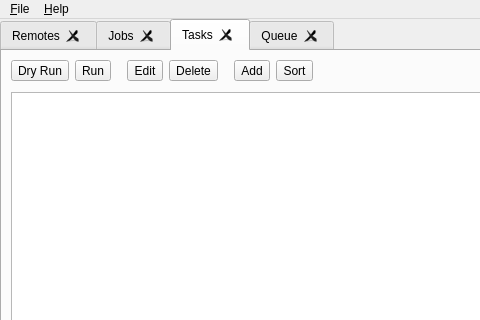
Old version of the form src/main_window.ui in the repository holazt/RcloneBrowser; both pictures show x 0 to 480 and y 0 to 320 of the 696 by 411 pixel window.
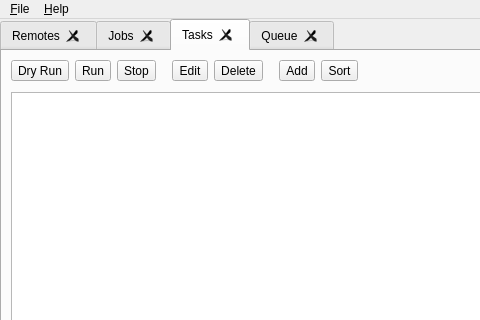
New version of the form. The open tabs and pages were chosen to show the change.

Patch:
```diff
--- a/src/main_window.ui
+++ b/src/main_window.ui
@@ -305,6 +305,19 @@
             </property>
            </widget>
           </item>
+          <item>
+           <widget class="QToolButton" name="buttonStop">
+            <property name="toolTip">
+             <string>&lt;html&gt;&lt;head/&gt;&lt;body&gt;&lt;p&gt;&lt;span style=&quot; font-size:13pt;&quot;&gt;Stop all selected tasks&lt;/span&gt;&lt;/p&gt;&lt;/body&gt;&lt;/html&gt;</string>
+            </property>
+            <property name="text">
+             <string>Stop</string>
+            </property>
+            <property name="toolButtonStyle">
+             <enum>Qt::ToolButtonTextUnderIcon</enum>
+            </property>
+           </widget>
+          </item>
           <item>
            <spacer name="horizontalSpacer_5">
             <property name="orientation">
```
Left out of the diff: 14 changed lines with no effect on the pictures.
